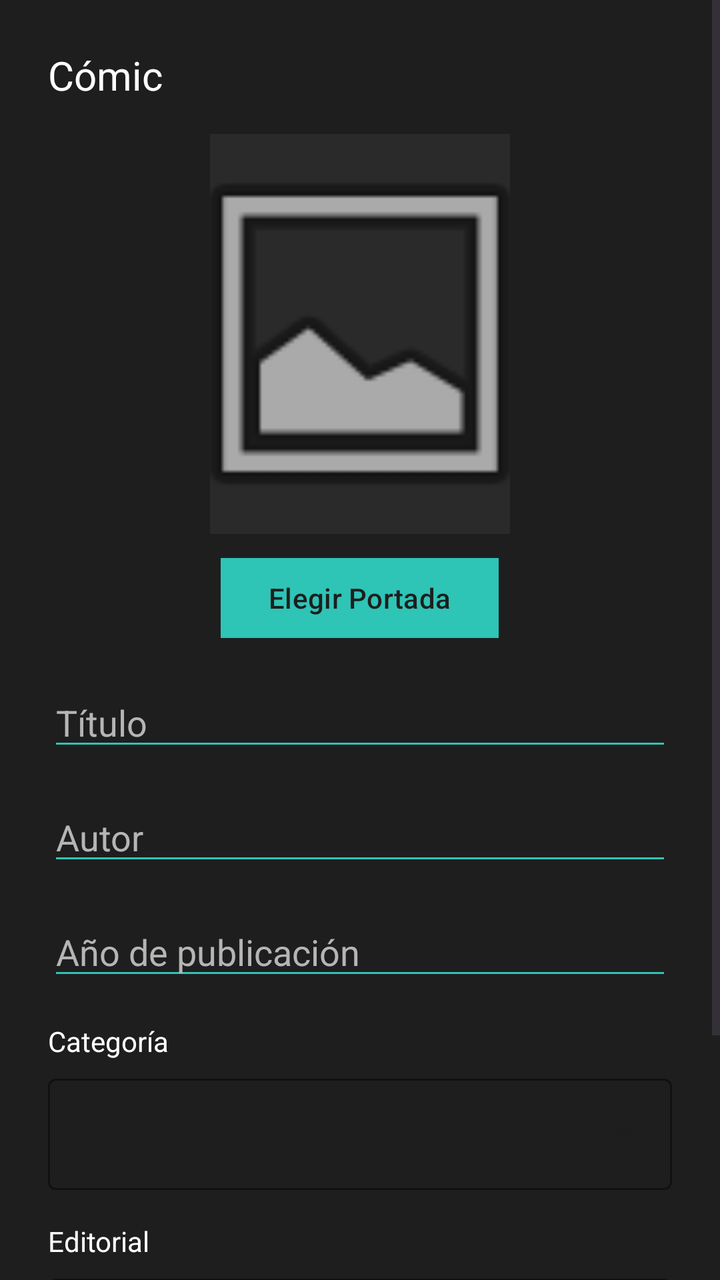
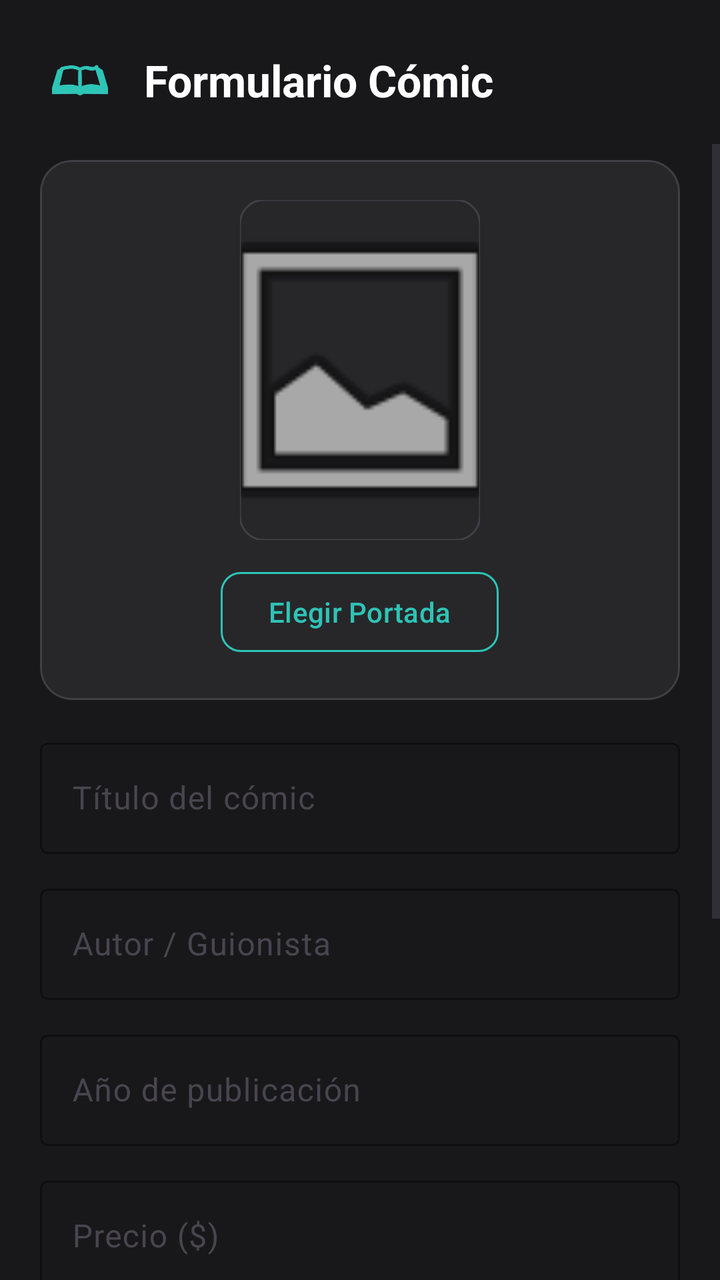

Two renders of the same Android screen: before a commit and after it. Below are the layout's source before the change and the commit's diff.
<!-- AndroidManifest.xml: application theme Theme.Komix -->
<!-- res/layout/activity_formulario_comic.xml -->
<?xml version="1.0" encoding="utf-8"?>
<ScrollView xmlns:android="http://schemas.android.com/apk/res/android"
    xmlns:app="http://schemas.android.com/apk/res-auto"
    android:layout_width="match_parent"
    android:layout_height="match_parent"
    android:background="@color/komix_charcoal">

    <LinearLayout
        android:id="@+id/main"
        android:layout_width="match_parent"
        android:layout_height="wrap_content"
        android:orientation="vertical"
        android:padding="24dp">

        <TextView
            android:id="@+id/titulo"
            android:layout_width="wrap_content"
            android:layout_height="wrap_content"
            android:layout_marginBottom="16dp"
            android:text="Cómic"
            android:textColor="@color/komix_white"
            android:textSize="20sp" />

        <ImageView
            android:id="@+id/imgPreview"
            android:layout_width="150dp"
            android:layout_height="200dp"
            android:layout_gravity="center"
            android:background="@color/komix_charcoal_soft"
            android:contentDescription="@string/portada_comic"
            android:scaleType="centerCrop"
            android:src="@android:drawable/ic_menu_gallery" />

        <Button
            android:id="@+id/btnSeleccionarImagen"
            style="@style/Widget.Material3.Button"
            android:layout_width="wrap_content"
            android:layout_height="wrap_content"
            android:layout_gravity="center"
            android:layout_marginTop="8dp"
            android:backgroundTint="@color/komix_aqua"
            android:text="Elegir Portada"
            android:textColor="@color/komix_charcoal"
            app:cornerRadius="0dp" />

        <EditText
            android:id="@+id/txtTitulo"
            android:layout_width="match_parent"
            android:layout_height="wrap_content"
            android:layout_marginTop="16dp"
            android:backgroundTint="@color/komix_aqua"
            android:hint="Título"
            android:textColor="@color/komix_white"
            android:textColorHint="@color/komix_gray_text" />

        <EditText
            android:id="@+id/txtAutor"
            android:layout_width="match_parent"
            android:layout_height="wrap_content"
            android:layout_marginTop="16dp"
            android:backgroundTint="@color/komix_aqua"
            android:hint="Autor"
            android:textColor="@color/komix_white"
            android:textColorHint="@color/komix_gray_text" />

        <EditText
            android:id="@+id/txtAnio"
            android:layout_width="match_parent"
            android:layout_height="wrap_content"
            android:layout_marginTop="16dp"
            android:backgroundTint="@color/komix_aqua"
            android:hint="Año de publicación"
            android:inputType="number"
            android:textColor="@color/komix_white"
            android:textColorHint="@color/komix_gray_text" />

        <TextView
            android:layout_width="wrap_content"
            android:layout_height="wrap_content"
            android:layout_marginTop="16dp"
            android:text="Categoría"
            android:textColor="@color/komix_white" />

        <com.google.android.material.textfield.TextInputLayout
            android:id="@+id/tilCategoria"
            style="@style/Widget.MaterialComponents.TextInputLayout.OutlinedBox.ExposedDropdownMenu"
            android:layout_width="match_parent"
            android:layout_height="wrap_content"
            android:layout_marginTop="4dp"
            app:boxStrokeColor="@color/komix_aqua"
            app:hintTextColor="@color/komix_aqua">

            <AutoCompleteTextView
                android:id="@+id/spinnerCategoria"
                android:layout_width="match_parent"
                android:layout_height="wrap_content"
                android:inputType="none"
                android:popupBackground="@color/komix_charcoal_soft"
                android:textColor="@color/komix_white" />
        </com.google.android.material.textfield.TextInputLayout>

        <TextView
            android:layout_width="wrap_content"
            android:layout_height="wrap_content"
            android:layout_marginTop="16dp"
            android:text="Editorial"
            android:textColor="@color/komix_white" />

        <com.google.android.material.textfield.TextInputLayout
            android:id="@+id/tilEditorial"
            style="@style/Widget.MaterialComponents.TextInputLayout.OutlinedBox.ExposedDropdownMenu"
            android:layout_width="match_parent"
            android:layout_height="wrap_content"
            android:layout_marginTop="4dp"
            app:boxStrokeColor="@color/komix_aqua"
            app:hintTextColor="@color/komix_aqua">

            <AutoCompleteTextView
                android:id="@+id/spinnerEditorial"
                android:layout_width="match_parent"
                android:layout_height="wrap_content"
                android:inputType="none"
                android:popupBackground="@color/komix_charcoal_soft"
                android:textColor="@color/komix_white" />
        </com.google.android.material.textfield.TextInputLayout>

        <Button
            android:id="@+id/btnGuardar"
            style="@style/Widget.Material3.Button"
            android:layout_width="match_parent"
            android:layout_height="wrap_content"
            android:layout_marginTop="24dp"
            android:backgroundTint="@color/komix_aqua"
            android:text="Guardar"
            android:textColor="@color/komix_charcoal"
            app:cornerRadius="0dp" />

    </LinearLayout>
</ScrollView>
<!-- resources referenced by this layout -->
<resources>
  <color name="komix_aqua">#2EC4B6</color>
  <color name="komix_charcoal">#1E1E1E</color>
  <color name="komix_charcoal_soft">#2A2A2A</color>
  <color name="komix_gray_text">#B5B5B5</color>
  <color name="komix_white">#FFFFFF</color>
  <string name="portada_comic">Portada del cómic</string>
  <style name="Theme.Komix" parent="Base.Theme.Komix" />
  <style name="Base.Theme.Komix" parent="Theme.Material3.DayNight.NoActionBar">
          
          
      </style>
</resources>

<!-- the commit's change to res/layout/activity_formulario_comic.xml (unified diff, before → after) -->
@@ -1,139 +1,228 @@
 <?xml version="1.0" encoding="utf-8"?>
-<ScrollView xmlns:android="http://schemas.android.com/apk/res/android"
+<androidx.constraintlayout.widget.ConstraintLayout xmlns:android="http://schemas.android.com/apk/res/android"
     xmlns:app="http://schemas.android.com/apk/res-auto"
+    xmlns:tools="http://schemas.android.com/tools"
+    android:id="@+id/main"
     android:layout_width="match_parent"
     android:layout_height="match_parent"
     android:background="@color/komix_charcoal">
 
+    
     <LinearLayout
-        android:id="@+id/main"
+        android:id="@+id/headerBar"
         android:layout_width="match_parent"
         android:layout_height="wrap_content"
-        android:orientation="vertical"
-        android:padding="24dp">
+        android:gravity="center_vertical"
+        android:orientation="horizontal"
+        android:paddingHorizontal="20dp"
+        android:paddingTop="20dp"
+        android:paddingBottom="12dp"
+        app:layout_constraintEnd_toEndOf="parent"
+        app:layout_constraintStart_toStartOf="parent"
+        app:layout_constraintTop_toTopOf="parent">
+
+        <ImageButton
+            android:id="@+id/btnVolver"
+            android:layout_width="40dp"
+            android:layout_height="40dp"
+            android:background="?attr/selectableItemBackgroundBorderless"
+            android:contentDescription="Volver"
+            android:padding="6dp"
+            android:scaleType="fitCenter"
+            android:src="@drawable/ic_comic"
+            app:tint="@color/komix_aqua" />
 
         <TextView
             android:id="@+id/titulo"
             android:layout_width="wrap_content"
             android:layout_height="wrap_content"
-            android:layout_marginBottom="16dp"
-            android:text="Cómic"
+            android:layout_marginStart="12dp"
+            android:text="Formulario Cómic"
             android:textColor="@color/komix_white"
-            android:textSize="20sp" />
-
-        <ImageView
-            android:id="@+id/imgPreview"
-            android:layout_width="150dp"
-            android:layout_height="200dp"
-            android:layout_gravity="center"
-            android:background="@color/komix_charcoal_soft"
-            android:contentDescription="@string/portada_comic"
-            android:scaleType="centerCrop"
-            android:src="@android:drawable/ic_menu_gallery" />
-
-        <Button
-            android:id="@+id/btnSeleccionarImagen"
-            style="@style/Widget.Material3.Button"
-            android:layout_width="wrap_content"
-            android:layout_height="wrap_content"
-            android:layout_gravity="center"
-            android:layout_marginTop="8dp"
-            android:backgroundTint="@color/komix_aqua"
-            android:text="Elegir Portada"
-            android:textColor="@color/komix_charcoal"
-            app:cornerRadius="0dp" />
-
-        <EditText
-            android:id="@+id/txtTitulo"
+            android:textSize="22sp"
+            android:textStyle="bold" />
+    </LinearLayout>
+
+    <ScrollView
+        android:layout_width="match_parent"
+        android:layout_height="0dp"
+        android:clipToPadding="false"
+        android:paddingBottom="24dp"
+        app:layout_constraintBottom_toBottomOf="parent"
+        app:layout_constraintEnd_toEndOf="parent"
+        app:layout_constraintStart_toStartOf="parent"
+        app:layout_constraintTop_toBottomOf="@id/headerBar">
+
+        <LinearLayout
             android:layout_width="match_parent"
             android:layout_height="wrap_content"
-            android:layout_marginTop="16dp"
-            android:backgroundTint="@color/komix_aqua"
-            android:hint="Título"
-            android:textColor="@color/komix_white"
-            android:textColorHint="@color/komix_gray_text" />
-
-        <EditText
-            android:id="@+id/txtAutor"
-            android:layout_width="match_parent"
-            android:layout_height="wrap_content"
-            android:layout_marginTop="16dp"
-            android:backgroundTint="@color/komix_aqua"
-            android:hint="Autor"
-            android:textColor="@color/komix_white"
-            android:textColorHint="@color/komix_gray_text" />
-
-        <EditText
-            android:id="@+id/txtAnio"
-            android:layout_width="match_parent"
-            android:layout_height="wrap_content"
-            android:layout_marginTop="16dp"
-            android:backgroundTint="@color/komix_aqua"
-            android:hint="Año de publicación"
-            android:inputType="number"
-            android:textColor="@color/komix_white"
-            android:textColorHint="@color/komix_gray_text" />
-
-        <TextView
-            android:layout_width="wrap_content"
-            android:layout_height="wrap_content"
-            android:layout_marginTop="16dp"
-            android:text="Categoría"
-            android:textColor="@color/komix_white" />
-
-        <com.google.android.material.textfield.TextInputLayout
-            android:id="@+id/tilCategoria"
-            style="@style/Widget.MaterialComponents.TextInputLayout.OutlinedBox.ExposedDropdownMenu"
-            android:layout_width="match_parent"
-            android:layout_height="wrap_content"
-            android:layout_marginTop="4dp"
-            app:boxStrokeColor="@color/komix_aqua"
-            app:hintTextColor="@color/komix_aqua">
-
-            <AutoCompleteTextView
-                android:id="@+id/spinnerCategoria"
-                android:layout_width="match_parent"
-                android:layout_height="wrap_content"
-                android:inputType="none"
-                android:popupBackground="@color/komix_charcoal_soft"
-                android:textColor="@color/komix_white" />
-        </com.google.android.material.textfield.TextInputLayout>
-
-        <TextView
-            android:layout_width="wrap_content"
-            android:layout_height="wrap_content"
-            android:layout_marginTop="16dp"
-            android:text="Editorial"
-            android:textColor="@color/komix_white" />
-
-        <com.google.android.material.textfield.TextInputLayout
-            android:id="@+id/tilEditorial"
-            style="@style/Widget.MaterialComponents.TextInputLayout.OutlinedBox.ExposedDropdownMenu"
-            android:layout_width="match_parent"
-            android:layout_height="wrap_content"
-            android:layout_marginTop="4dp"
-            app:boxStrokeColor="@color/komix_aqua"
-            app:hintTextColor="@color/komix_aqua">
-
-            <AutoCompleteTextView
-                android:id="@+id/spinnerEditorial"
-                android:layout_width="match_parent"
-                android:layout_height="wrap_content"
-                android:inputType="none"
-                android:popupBackground="@color/komix_charcoal_soft"
-                android:textColor="@color/komix_white" />
-        </com.google.android.material.textfield.TextInputLayout>
-
-        <Button
-            android:id="@+id/btnGuardar"
-            style="@style/Widget.Material3.Button"
-            android:layout_width="match_parent"
-            android:layout_height="wrap_content"
-            android:layout_marginTop="24dp"
-            android:backgroundTint="@color/komix_aqua"
-            android:text="Guardar"
-            android:textColor="@color/komix_charcoal"
-            app:cornerRadius="0dp" />
-
-    </LinearLayout>
-</ScrollView>
+            android:orientation="vertical"
+            android:paddingHorizontal="20dp">
+
+            <com.google.android.material.card.MaterialCardView
+                android:layout_width="match_parent"
+                android:layout_height="wrap_content"
+                android:layout_marginTop="8dp"
+                app:cardBackgroundColor="@color/komix_charcoal_soft"
+                app:cardCornerRadius="16dp"
+                app:strokeColor="@color/komix_card_border"
+                app:strokeWidth="1dp">
+
+                <LinearLayout
+                    android:layout_width="match_parent"
+                    android:layout_height="wrap_content"
+                    android:gravity="center"
+                    android:orientation="vertical"
+                    android:padding="20dp">
+
+                    <com.google.android.material.imageview.ShapeableImageView
+                        android:id="@+id/imgPreview"
+                        android:layout_width="120dp"
+                        android:layout_height="170dp"
+                        android:scaleType="centerCrop"
+                        android:src="@android:drawable/ic_menu_gallery"
+                        app:shapeAppearanceOverlay="@style/ShapeAppearance.Material3.Corner.Medium"
+                        app:strokeColor="@color/komix_card_border"
+                        app:strokeWidth="1dp" />
+
+                    <com.google.android.material.button.MaterialButton
+                        android:id="@+id/btnSeleccionarImagen"
+                        style="@style/Widget.Material3.Button.OutlinedButton"
+                        android:layout_width="wrap_content"
+                        android:layout_height="wrap_content"
+                        android:layout_marginTop="12dp"
+                        android:text="Elegir Portada"
+                        android:textColor="@color/komix_aqua"
+                        app:cornerRadius="10dp"
+                        app:strokeColor="@color/komix_aqua" />
+                </LinearLayout>
+
+            </com.google.android.material.card.MaterialCardView>
+
+            <com.google.android.material.textfield.TextInputLayout
+                android:id="@+id/tilTitulo"
+                style="@style/Widget.Material3.TextInputLayout.OutlinedBox"
+                android:layout_width="match_parent"
+                android:layout_height="wrap_content"
+                android:layout_marginTop="16dp"
+                android:hint="Título del cómic"
+                app:boxStrokeColor="@color/komix_aqua"
+                app:hintTextColor="@color/komix_aqua">
+
+                <com.google.android.material.textfield.TextInputEditText
+                    android:id="@+id/txtTitulo"
+                    android:layout_width="match_parent"
+                    android:layout_height="wrap_content"
+                    android:inputType="textCapWords"
+                    android:textColor="@color/komix_white" />
+            </com.google.android.material.textfield.TextInputLayout>
+
+            <com.google.android.material.textfield.TextInputLayout
+                android:id="@+id/tilAutor"
+                style="@style/Widget.Material3.TextInputLayout.OutlinedBox"
+                android:layout_width="match_parent"
+                android:layout_height="wrap_content"
+                android:layout_marginTop="12dp"
+                android:hint="Autor / Guionista"
+                app:boxStrokeColor="@color/komix_aqua"
+                app:hintTextColor="@color/komix_aqua">
+
+                <com.google.android.material.textfield.TextInputEditText
+                    android:id="@+id/txtAutor"
+                    android:layout_width="match_parent"
+                    android:layout_height="wrap_content"
+                    android:inputType="textCapWords"
+                    android:textColor="@color/komix_white" />
+            </com.google.android.material.textfield.TextInputLayout>
+
+            <com.google.android.material.textfield.TextInputLayout
+                android:id="@+id/tilAnio"
+                style="@style/Widget.Material3.TextInputLayout.OutlinedBox"
+                android:layout_width="match_parent"
+                android:layout_height="wrap_content"
+                android:layout_marginTop="12dp"
+                android:hint="Año de publicación"
+                app:boxStrokeColor="@color/komix_aqua"
+                app:hintTextColor="@color/komix_aqua">
+
+                <com.google.android.material.textfield.TextInputEditText
+                    android:id="@+id/txtAnio"
+                    android:layout_width="match_parent"
+                    android:layout_height="wrap_content"
+                    android:inputType="number"
+                    android:textColor="@color/komix_white" />
+            </com.google.android.material.textfield.TextInputLayout>
+
+            <com.google.android.material.textfield.TextInputLayout
+                android:id="@+id/tilPrecio"
+                style="@style/Widget.Material3.TextInputLayout.OutlinedBox"
+                android:layout_width="match_parent"
+                android:layout_height="wrap_content"
+                android:layout_marginTop="12dp"
+                android:hint="Precio ($)"
+                app:boxStrokeColor="@color/komix_aqua"
+                app:hintTextColor="@color/komix_aqua">
+
+                <com.google.android.material.textfield.TextInputEditText
+                    android:id="@+id/txtPrecio"
+                    android:layout_width="match_parent"
+                    android:layout_height="wrap_content"
+                    android:inputType="numberDecimal"
+                    android:textColor="@color/komix_white" />
+            </com.google.android.material.textfield.TextInputLayout>
+
+            <com.google.android.material.textfield.TextInputLayout
+                android:id="@+id/tilCategoria"
+                style="@style/Widget.Material3.TextInputLayout.OutlinedBox.ExposedDropdownMenu"
+                android:layout_width="match_parent"
+                android:layout_height="wrap_content"
+                android:layout_marginTop="12dp"
+                android:hint="Categoría"
+                app:boxStrokeColor="@color/komix_aqua"
+                app:hintTextColor="@color/komix_aqua">
+
+                <AutoCompleteTextView
+                    android:id="@+id/spinnerCategoria"
+                    android:layout_width="match_parent"
+                    android:layout_height="wrap_content"
+                    android:inputType="none"
+                    android:popupBackground="@color/komix_charcoal_soft"
+                    android:textColor="@color/komix_white" />
+            </com.google.android.material.textfield.TextInputLayout>
+
+            <com.google.android.material.textfield.TextInputLayout
+                android:id="@+id/tilEditorial"
+                style="@style/Widget.Material3.TextInputLayout.OutlinedBox.ExposedDropdownMenu"
+                android:layout_width="match_parent"
+                android:layout_height="wrap_content"
+                android:layout_marginTop="12dp"
+                android:hint="Editorial"
+                app:boxStrokeColor="@color/komix_aqua"
+                app:hintTextColor="@color/komix_aqua">
+
+                <AutoCompleteTextView
+                    android:id="@+id/spinnerEditorial"
+                    android:layout_width="match_parent"
+                    android:layout_height="wrap_content"
+                    android:inputType="none"
+                    android:popupBackground="@color/komix_charcoal_soft"
+                    android:textColor="@color/komix_white" />
+            </com.google.android.material.textfield.TextInputLayout>
+
+            <com.google.android.material.button.MaterialButton
+                android:id="@+id/btnGuardar"
+                style="@style/Widget.Material3.Button"
+                android:layout_width="match_parent"
+                android:layout_height="54dp"
+                android:layout_marginTop="24dp"
+                android:backgroundTint="@color/komix_aqua"
+                android:text="Guardar Cómic"
+                android:textColor="@color/komix_charcoal"
+                android:textSize="16sp"
+                android:textStyle="bold"
+                app:cornerRadius="12dp" />
+
+        </LinearLayout>
+    </ScrollView>
+
+</androidx.constraintlayout.widget.ConstraintLayout>
<!-- resource entries referenced after the edit -->
@@ -1,11 +1,11 @@
 <!-- resources referenced by this layout -->
 <resources>
   <color name="komix_aqua">#2EC4B6</color>
-  <color name="komix_charcoal">#1E1E1E</color>
-  <color name="komix_charcoal_soft">#2A2A2A</color>
-  <color name="komix_gray_text">#B5B5B5</color>
+  <color name="komix_card_border">#3F3F46</color>
+  <color name="komix_charcoal">#18181B</color>
+  <color name="komix_charcoal_soft">#27272A</color>
   <color name="komix_white">#FFFFFF</color>
-  <string name="portada_comic">Portada del cómic</string>
+  <!-- drawable ic_comic: png bitmap (drawable, 12665 bytes) -->
   <style name="Theme.Komix" parent="Base.Theme.Komix" />
   <style name="Base.Theme.Komix" parent="Theme.Material3.DayNight.NoActionBar">
           
